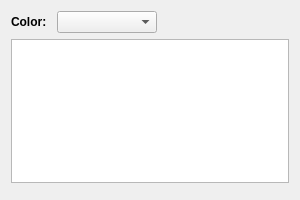
Qt form src/editnote.ui (gg/ftpnotes) before a commit.
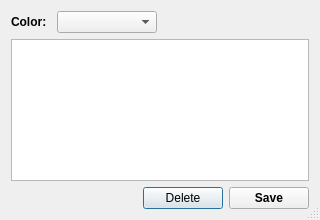
The same form after that commit.

```diff
--- a/src/editnote.ui
+++ b/src/editnote.ui
@@ -6,25 +6,24 @@
    <rect>
     <x>0</x>
     <y>0</y>
-    <width>300</width>
-    <height>200</height>
+    <width>320</width>
+    <height>220</height>
    </rect>
   </property>
-  <property name="sizePolicy">
-   <sizepolicy hsizetype="MinimumExpanding" vsizetype="MinimumExpanding">
-    <horstretch>0</horstretch>
-    <verstretch>0</verstretch>
-   </sizepolicy>
-  </property>
-  <property name="minimumSize">
+  <property name="baseSize">
    <size>
-    <width>300</width>
-    <height>200</height>
+    <width>320</width>
+    <height>220</height>
    </size>
   </property>
   <property name="windowTitle">
    <string>Dialog</string>
   </property>
+  <property name="sizeGripEnabled">
+   <bool>true</bool>
+  </property>
+  <layout class="QVBoxLayout" name="verticalLayout_2">
+   <item>
   <layout class="QVBoxLayout" name="verticalLayout">
    <item>
     <layout class="QHBoxLayout" name="horizontalLayout">
@@ -98,14 +97,71 @@
     </layout>
    </item>
    <item>
-    <widget class="QTextEdit" name="textEdit"/>
+      <widget class="QTextEdit" name="textEdit">
+       <property name="sizePolicy">
+        <sizepolicy hsizetype="MinimumExpanding" vsizetype="MinimumExpanding">
+         <horstretch>0</horstretch>
+         <verstretch>0</verstretch>
+        </sizepolicy>
+       </property>
+       <property name="minimumSize">
+        <size>
+         <width>240</width>
+         <height>100</height>
+        </size>
+       </property>
+       <property name="baseSize">
+        <size>
+         <width>300</width>
+         <height>120</height>
+        </size>
+       </property>
+      </widget>
    </item>
    <item>
-    <widget class="QDialogButtonBox" name="buttonBox">
-     <property name="centerButtons">
-      <bool>false</bool>
-     </property>
-    </widget>
+      <layout class="QHBoxLayout" name="horizontalLayout_2">
+       <item>
+        <spacer name="horizontalSpacer_2">
+         <property name="orientation">
+          <enum>Qt::Horizontal</enum>
+         </property>
+         <property name="sizeType">
+          <enum>QSizePolicy::MinimumExpanding</enum>
+         </property>
+         <property name="sizeHint" stdset="0">
+          <size>
+           <width>40</width>
+           <height>20</height>
+          </size>
+         </property>
+        </spacer>
+       </item>
+       <item>
+        <widget class="QPushButton" name="deleteButton">
+         <property name="text">
+          <string>Delete</string>
+         </property>
+        </widget>
+       </item>
+       <item>
+        <widget class="QPushButton" name="saveButton">
+         <property name="font">
+          <font>
+           <weight>75</weight>
+           <bold>true</bold>
+          </font>
+         </property>
+         <property name="text">
+          <string>Save</string>
+         </property>
+         <property name="shortcut">
+          <string>Ctrl+S</string>
+         </property>
+        </widget>
+       </item>
+      </layout>
+     </item>
+    </layout>
    </item>
   </layout>
  </widget>
```
Lines whose indentation alone changed are shown as unchanged.
